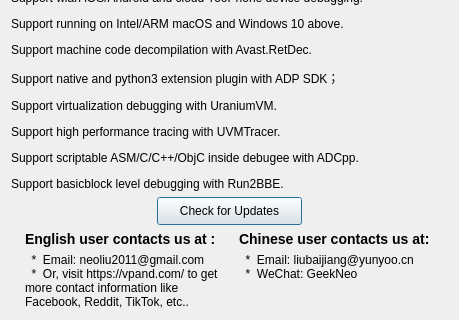
vpand/X64Dbg, file gui/Src/Gui/AboutDialog.ui: the form before one commit; both pictures show x 0 to 459 and y 215 to 535 of the 459 by 535 pixel window.
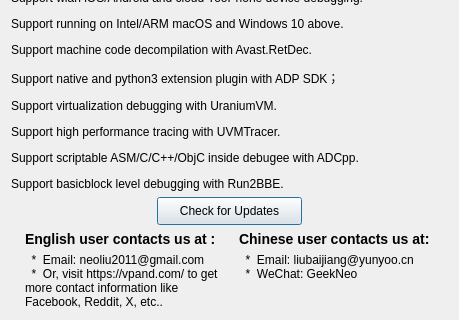
The form after the commit. Icons and pictures are not drawn.

What changed in the file:
```diff
--- a/gui/Src/Gui/AboutDialog.ui
+++ b/gui/Src/Gui/AboutDialog.ui
@@ -449,7 +449,7 @@
            </property>
            <property name="text">
             <string>  *  Email: neoliu2011@gmail.com
-  *  Or, visit https://vpand.com/ to get more contact information like Facebook, Reddit, TikTok, etc..</string>
+  *  Or, visit https://vpand.com/ to get more contact information like Facebook, Reddit, X, etc..</string>
            </property>
            <property name="alignment">
             <set>Qt::AlignLeading|Qt::AlignLeft|Qt::AlignVCenter</set>
```
